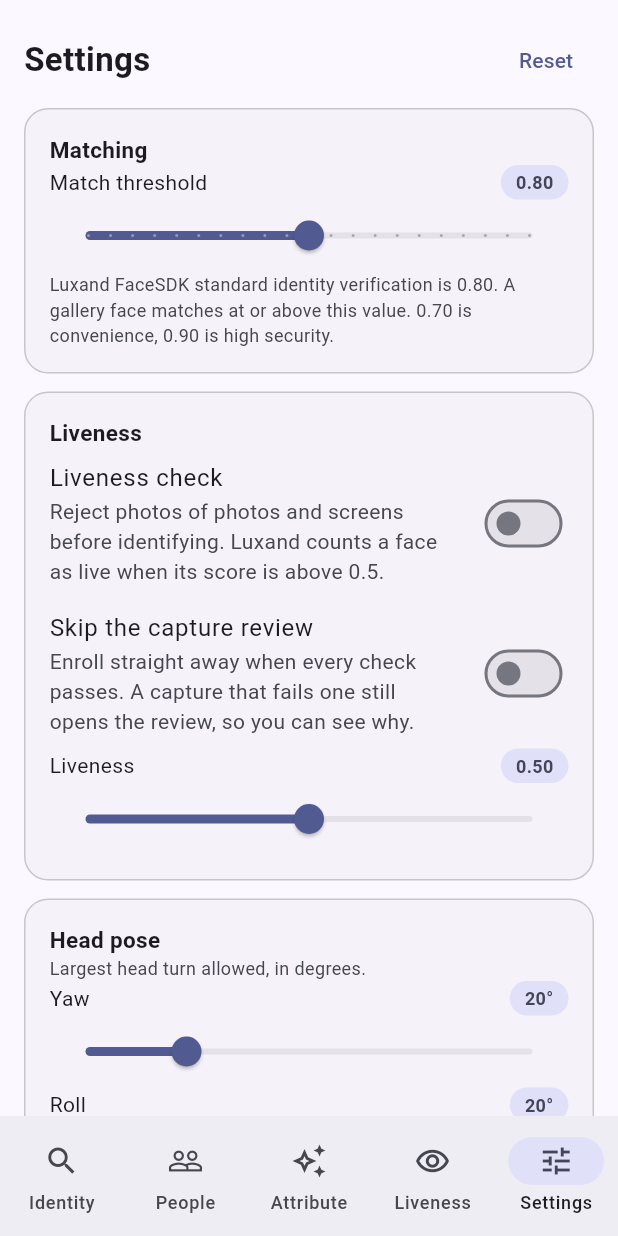
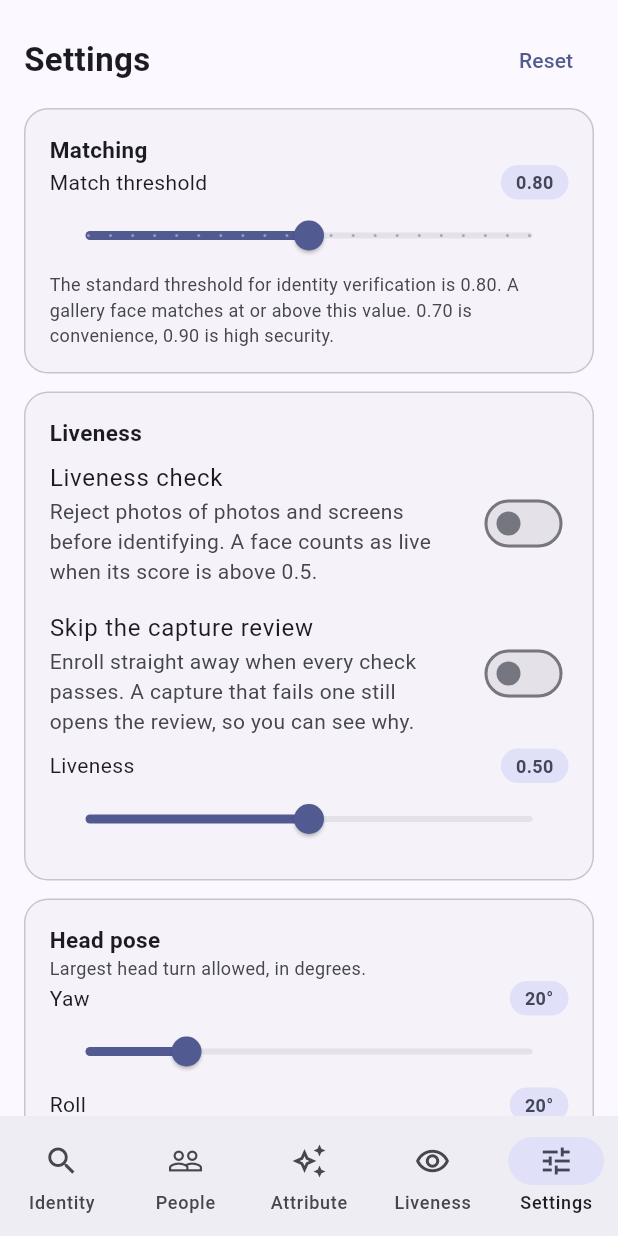
Before and after one commit to Faceplugin-ltd/FaceRecognition-LivenessDetection-Flutter, a Flutter app: the MainTabs screen opened directly, item 5 of the bottom bar chosen, on a phone screen of 412 x 824 dp. Run offline on Flutter 3.47's test engine with Material 3 defaults, Android fonts, the phone set to English and light mode, and no system bars; our stand-ins replace camera, image_picker, permission_handler, plugin_platform_interface, shared_preferences, sqflite; accounts and stored records are empty.

Commit message:
Update documentation

```diff
--- a/example/lib/shell/settings_screen.dart
+++ b/example/lib/shell/settings_screen.dart
@@ -89,7 +89,7 @@ class _SettingsScreenState extends State<SettingsScreen> {
                 onChanged: (v) => setState(() => _settings.threshold = v),
               ),
               Text(
-                'Luxand FaceSDK standard identity verification is 0.80. A gallery face '
+                'The standard threshold for identity verification is 0.80. A gallery face '
                 'matches at or above this value. 0.70 is convenience, 0.90 is high security.',
                 style: TextStyle(fontSize: 12, color: scheme.onSurfaceVariant),
               ),
@@ -109,8 +109,8 @@ class _SettingsScreenState extends State<SettingsScreen> {
                 contentPadding: EdgeInsets.zero,
                 title: const Text('Liveness check'),
                 subtitle: const Text(
-                  'Reject photos of photos and screens before identifying. Luxand counts a '
-                  'face as live when its score is above 0.5.',
+                  'Reject photos of photos and screens before identifying. A face counts as '
+                  'live when its score is above 0.5.',
                 ),
                 value: _settings.liveness,
                 onChanged: (on) => setState(() => _settings.liveness = on),
```
Also changed, not shown: 3 other files.
